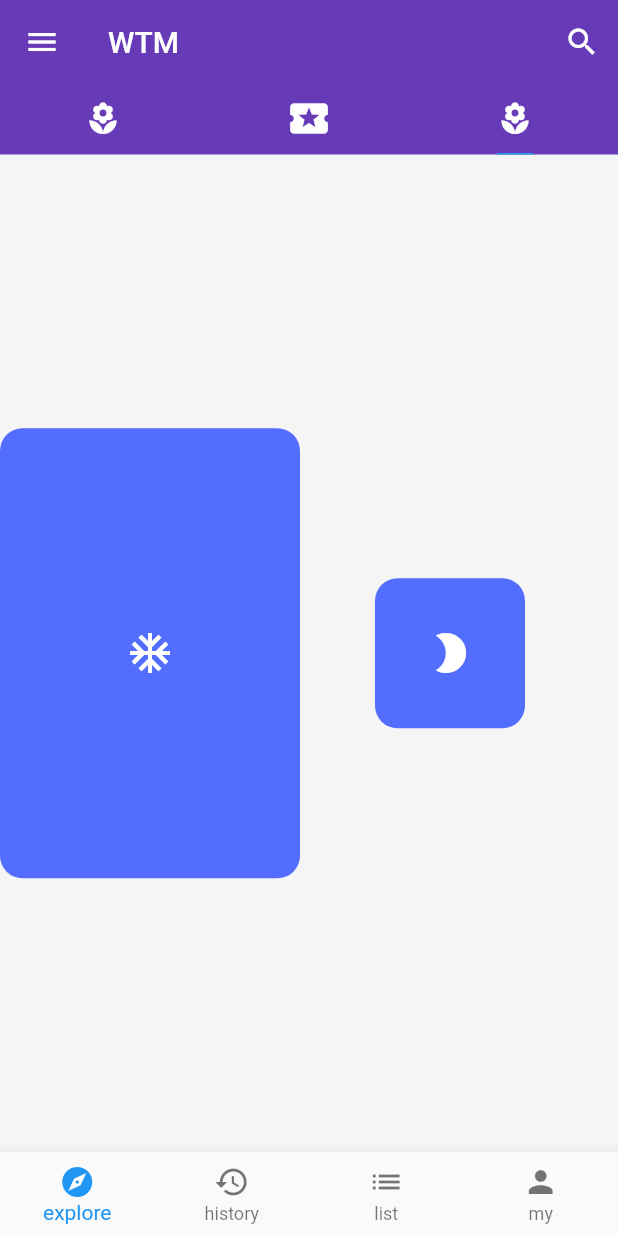
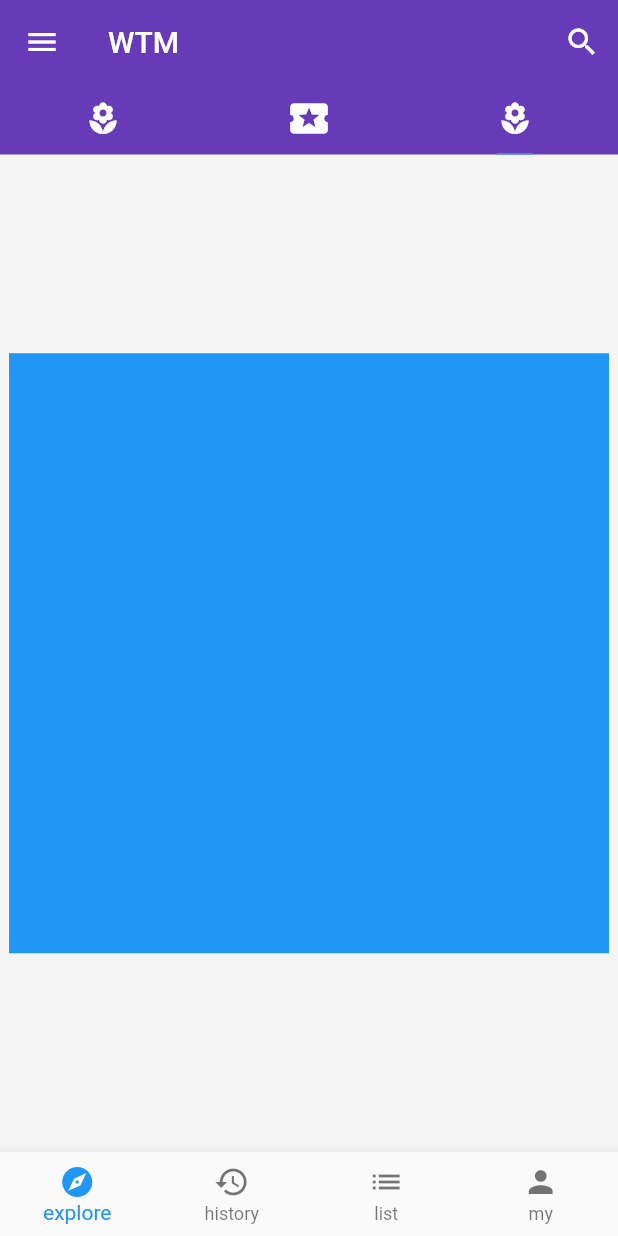
Before and after one commit to zwna/flutter, a Flutter app: the screen it shows after launch, tab 3 chosen, on a phone screen of 412 x 824 dp. Run offline on Flutter 3.47's test engine with Material 2 defaults, Android fonts, the phone set to English and light mode, and no system bars; network calls fail.

Commit message:
2019-12-10

```diff
--- a/lib/demo/layout_demo.dart
+++ b/lib/demo/layout_demo.dart
@@ -5,25 +5,62 @@ class LayoutDemo extends StatelessWidget{
   @override
   Widget build(BuildContext context) {
     return Container(
-      child: Row(
+      child: Column(
+        mainAxisAlignment: MainAxisAlignment.center,
+        children: <Widget>[
+          ConstrainedBox(
+            constraints: BoxConstraints(
+              minHeight: 200.0,
+              maxWidth: 400.0,
+              minWidth: 200.0,
+              maxHeight: 400.0,
+            ),
+            child: Container(
+              color: Colors.blue,
+            ),
+          )
+        ],
+      ),
+    );
+  }
+}
+
+class AspectRatioDemo extends StatelessWidget{
+  @override
+  Widget build(BuildContext context) {
+    return  AspectRatio(
+      aspectRatio: 3.0/2.0,
+      child: Container(
+        color: Color.fromRGBO(3, 53, 255, 1.0),
+      ),
+    );
+  }
+}
+
+class StackDemo extends StatelessWidget{
+
+  @override
+  Widget build(BuildContext context) {
+    return  Stack(
+      alignment: Alignment(1.0, 0.0),
       children: <Widget>[
         SizedBox(
           width: 200.0,
           height: 300.0,
           child: Container(
+//             alignment: Alignment(1.0, -0.5),
+          child: Icon(
+              Icons.ac_unit,
+              color: Colors.white,
+          ),
+            alignment: Alignment.bottomLeft,
             decoration: BoxDecoration(
               color: Colors.indigoAccent,
               borderRadius: BorderRadius.circular(15.0),
             ),
-             child: Icon(
-               Icons.ac_unit,
-               color: Colors.white,
-               size: 32.0,
-             ),
           ),
         ),
         SizedBox(
-           width: 50.0,
           height: 20.0,
         ),
         SizedBox(
@@ -32,7 +69,14 @@ class LayoutDemo extends StatelessWidget{
           child: Container(
             decoration: BoxDecoration(
               color: Colors.indigoAccent,
-               borderRadius: BorderRadius.circular(15.0),
+              shape: BoxShape.circle,
+              gradient: RadialGradient(
+                colors: [
+                  Colors.amber,
+                  Colors.amber[100],
+                ],
+              ),
+//                   borderRadius: BorderRadius.circular(15.0),
             ),
             child: Icon(
               Icons.brightness_2,
@@ -41,10 +85,46 @@ class LayoutDemo extends StatelessWidget{
             ),
           ),
         ),
+//        Positioned(
+//          top: 20.0,
+//          right: 20.0,
+//          child: Icon(
+//            Icons.ac_unit,
+//            color: Colors.white,
+//            size: 32.0,
+//          ),
+//        ),
+//        Positioned(
+//          top: 55.0,
+//          right: 67.0,
+//          child: Icon(
+//            Icons.ac_unit,
+//            color: Colors.white,
+//            size: 32.0,
+//          ),
+//        ),
+//        Positioned(
+//          top: 58.0,
+//          right: 108.0,
+//          child: Icon(
+//            Icons.ac_unit,
+//            color: Colors.white,
+//            size: 32.0,
+//          ),
+//        ),
+//        Positioned(
+//          top: 100.0,
+//          right: 86.0,
+//          child: Icon(
+//            Icons.ac_unit,
+//            color: Colors.white,
+//            size: 32.0,
+//          ),
+//        ),
       ],
-      ),
     );
   }
+
 }
 
 class IconBadge extends StatelessWidget{
```
Also changed, not shown: 1 other file. Lines whose indentation alone changed are shown as unchanged.
